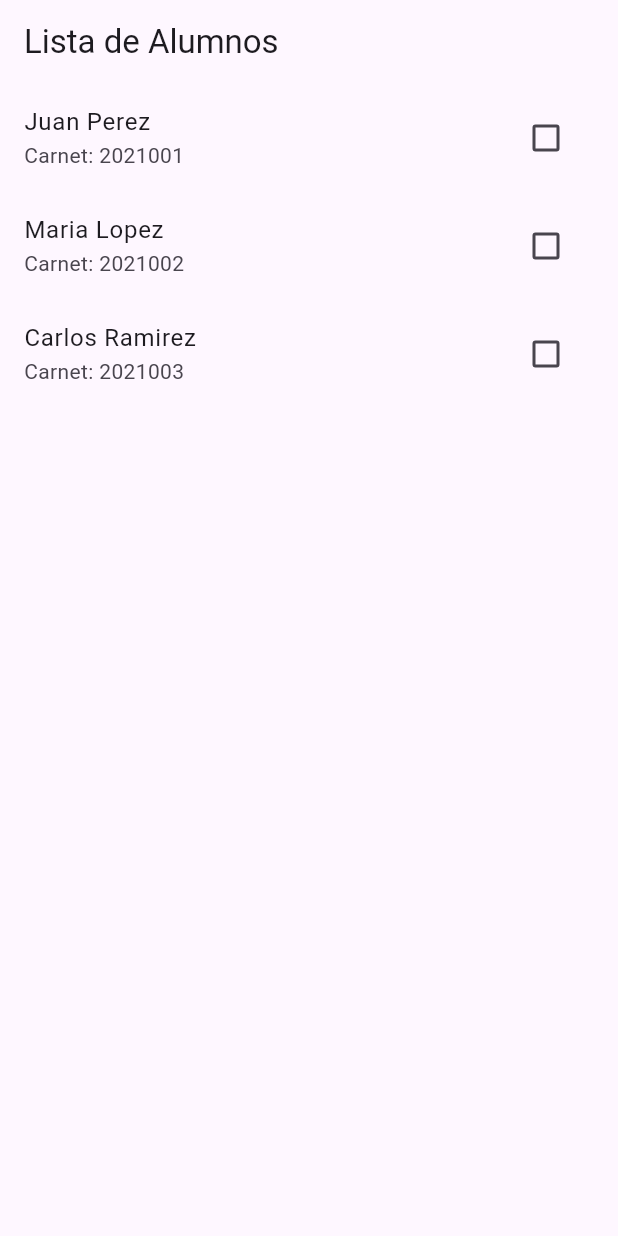
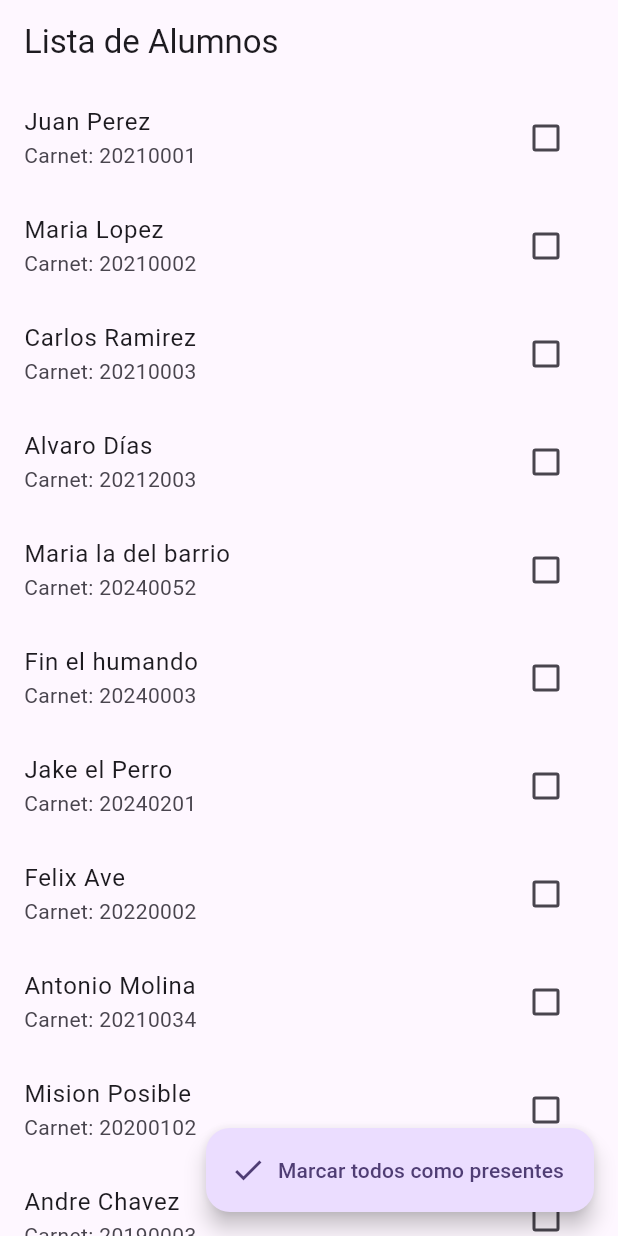
Before and after one commit to TheAlejo999/Laboratorio_1_Apps, a Flutter app: the screen it shows after launch, on a phone screen of 412 x 824 dp. Run offline on Flutter 3.47's test engine with Material 3 defaults, Android fonts, the phone set to English and light mode, and no system bars.

Commit message:
Crear registros y boton de marcar asistencia para todos

```diff
--- a/laboratorio1/lib/main.dart
+++ b/laboratorio1/lib/main.dart
@@ -21,17 +21,31 @@ class ListaAlumnosScreen extends StatefulWidget {
 
 class _ListaAlumnosScreenState extends State<ListaAlumnosScreen> {
   List<Alumno> alumnos = [
-    Alumno(nombre: 'Juan Perez', carnet: '2021001', estaPresente: false),
-    Alumno(nombre: 'Maria Lopez', carnet: '2021002', estaPresente: false),
-    Alumno(nombre: 'Carlos Ramirez', carnet: '2021003', estaPresente: false),
+    Alumno(nombre: 'Juan Perez', carnet: '20210001', estaPresente: false),
+    Alumno(nombre: 'Maria Lopez', carnet: '20210002', estaPresente: false),
+    Alumno(nombre: 'Carlos Ramirez', carnet: '20210003', estaPresente: false),
+    Alumno(nombre: 'Alvaro Días', carnet: '20212003', estaPresente: false),
+    Alumno(
+      nombre: 'Maria la del barrio',
+      carnet: '20240052',
+      estaPresente: false,
+    ),
+    Alumno(nombre: 'Fin el humando', carnet: '20240003', estaPresente: false),
+    Alumno(nombre: 'Jake el Perro', carnet: '20240201', estaPresente: false),
+    Alumno(nombre: 'Felix Ave', carnet: '20220002', estaPresente: false),
+    Alumno(nombre: 'Antonio Molina', carnet: '20210034', estaPresente: false),
+    Alumno(nombre: 'Mision Posible', carnet: '20200102', estaPresente: false),
+    Alumno(nombre: 'Andre Chavez', carnet: '20190003', estaPresente: false),
+    Alumno(nombre: 'Paco PocaSangre', carnet: '20211201', estaPresente: false),
+    Alumno(nombre: 'Maria Antonieta', carnet: '20222202', estaPresente: false),
+    Alumno(nombre: 'Pablo Escobar', carnet: '20211903', estaPresente: false),
+    Alumno(nombre: 'Escubi Duh', carnet: '20251923', estaPresente: false),
   ];
 
   @override
   Widget build(BuildContext context) {
     return Scaffold(
-      appBar: AppBar(
-        title: Text('Lista de Alumnos'),
-      ),
+      appBar: AppBar(title: Text('Lista de Alumnos')),
       body: ListView.builder(
         itemCount: alumnos.length,
         itemBuilder: (context, index) {
@@ -39,6 +53,7 @@ class _ListaAlumnosScreenState extends State<ListaAlumnosScreen> {
           return ListTile(
             title: Text(alumno.nombre),
             subtitle: Text('Carnet: ${alumno.carnet}'),
+
             trailing: Checkbox(
               value: alumno.estaPresente,
               onChanged: (value) {
@@ -49,6 +64,20 @@ class _ListaAlumnosScreenState extends State<ListaAlumnosScreen> {
             ),
           );
         },
+        padding: const EdgeInsets.only(bottom: 78),
+      ),
+      floatingActionButton: FloatingActionButton.extended(
+        onPressed: () {
+          for (final alumno in alumnos) {
+            if (!alumno.estaPresente) {
+              setState(() {
+                alumno.estaPresente = true;
+              });
+            }
+          }
+        },
+        icon: Icon(Icons.check),
+        label: Text('Marcar todos como presentes'),
       ),
     );
   }
@@ -86,7 +115,7 @@ class MyApp extends StatelessWidget {
         // tested with just a hot reload.
         colorScheme: .fromSeed(seedColor: Colors.deepPurple),
       ),
-      home: const ListaAlumnosScreen(),//MyHomePage(title: 'Flutter Demo Home Page'),
+      home: const ListaAlumnosScreen(), //MyHomePage(title: 'Flutter Demo Home Page'),
     );
   }
 }
```
Also changed, not shown: 1 other file.
